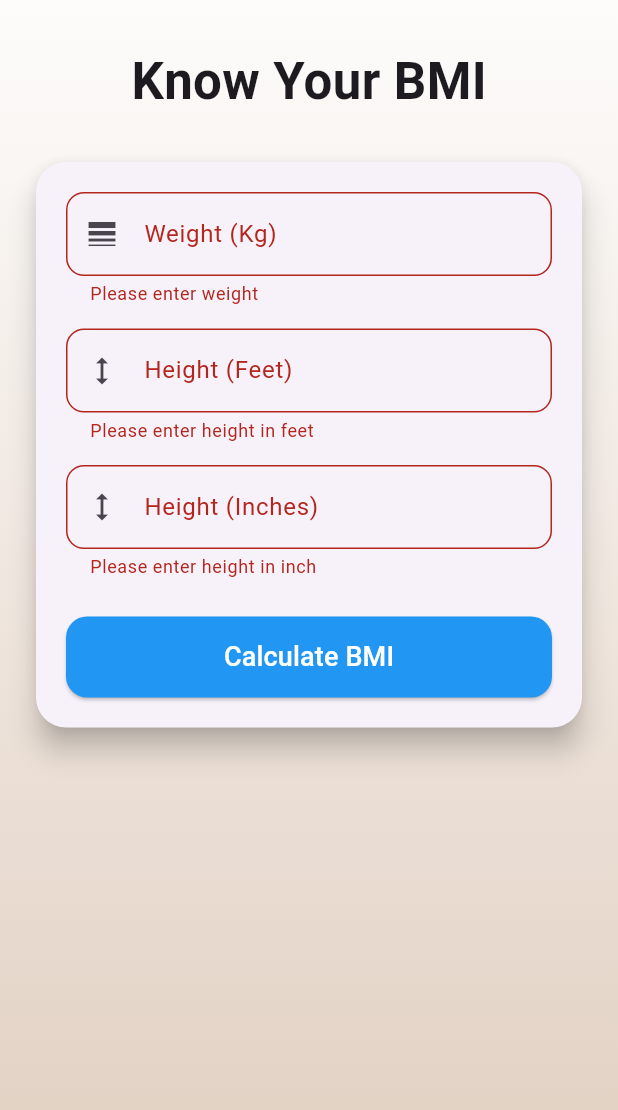
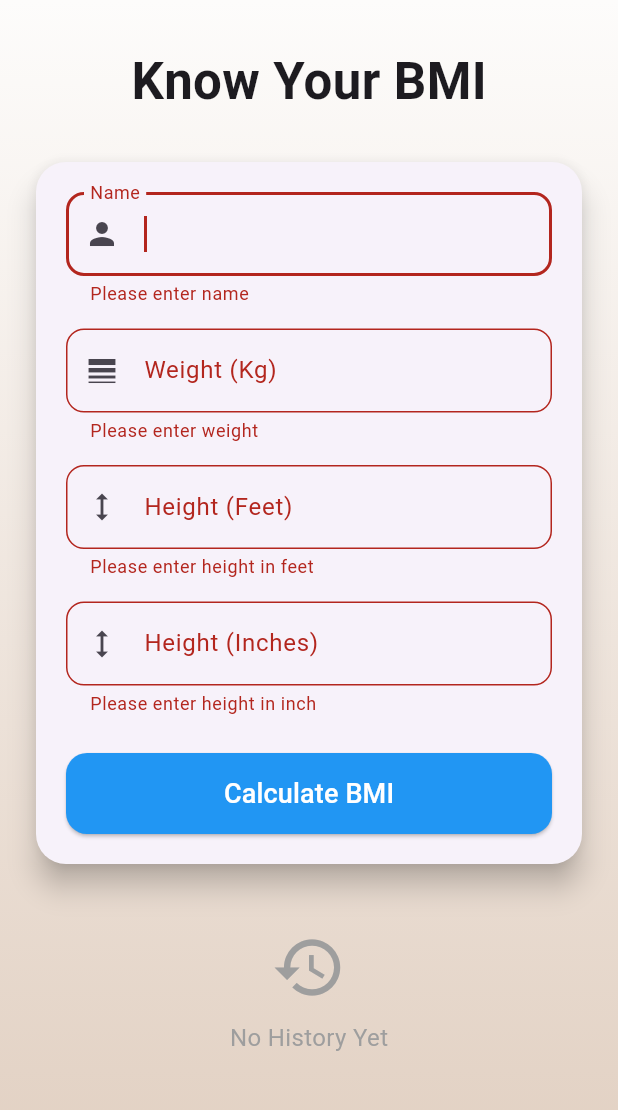
Before and after one commit to Mukesh-mishra28/flutter-bmi-calculator, a Flutter app: the screen it shows after launch, after a tap on "Calculate BMI", on a phone screen of 412 x 824 dp, the part 84-1194 px from its top. Run offline on Flutter 3.47's test engine with Material 3 defaults, Android fonts, the phone set to English and light mode, and no system bars; our stand-ins replace shared_preferences.

Commit message:
implement BMI history with SharedPreferences, dynamic result colors, focus control and UI improvements

```diff
--- /dev/null
+++ b/lib/bmi_model.dart
@@ -0,0 +1,33 @@
+import 'package:flutter/material.dart';
+
+class BMIModel {
+  final String name;
+  final String result;
+  final String date;
+  final int bgColor;
+
+  BMIModel({
+    required this.name,
+    required this.result,
+    required this.date,
+    required this.bgColor,
+  });
+
+  Map<String, dynamic> toJson() {
+    return {
+      'name': name,
+      'result': result,
+      'date': date,
+      'bgColor': bgColor,
+    };
+  }
+
+  factory BMIModel.fromJson(Map<String, dynamic> json) {
+    return BMIModel(
+      name: json['name'],
+      result: json['result'],
+      date: json['date'],
+      bgColor: json['bgColor'] ?? Colors.blue.toARGB32(),
+    );
+  }
+}
--- a/lib/main.dart
+++ b/lib/main.dart
@@ -1,7 +1,10 @@
-// import 'package:flutter/foundation.dart';
 import 'package:flutter/material.dart';
 import 'package:flutter_bmi_calculator/result_page.dart';
 import 'package:flutter_bmi_calculator/splash_page.dart';
+import 'dart:convert';
+import 'package:shared_preferences/shared_preferences.dart';
+import 'bmi_model.dart';
+import 'package:intl/intl.dart';
 
 void main() {
   runApp(const MyApp());
@@ -27,27 +30,315 @@ class MyHomePage extends StatefulWidget {
 }
 
 class _MyHomePageState extends State<MyHomePage> {
+
+  final FocusNode nameFocus = FocusNode();
+  final FocusNode wtFocus = FocusNode();
+  final FocusNode ftFocus = FocusNode();
+  final FocusNode inchFocus = FocusNode();
+
   var wtController = TextEditingController();
   var ftController = TextEditingController();
   var inController = TextEditingController();
+  var nameController = TextEditingController();
 
   String? wtError;
   String? ftError;
   String? inchError;
+  String? nameError;
 
   var result = "";
 
   RangeValues values = RangeValues(0, 10);
 
+  List<BMIModel> historyList = [];
+
+  Future<void> saveHistory(BMIModel model) async {
+    final prefs = await SharedPreferences.getInstance();
+    List<String> history = prefs.getStringList('bmi_history') ?? [];
+    history.add(jsonEncode(model.toJson()));
+    await prefs.setStringList('bmi_history', history);
+  }
+
+  Future<void> loadHistory() async {
+    final prefs = await SharedPreferences.getInstance();
+    List<String> history = prefs.getStringList('bmi_history') ?? [];
+
+    historyList = history
+        .map((item) => BMIModel.fromJson(jsonDecode(item)))
+        .toList()
+        .reversed
+        .toList();
+    setState(() {});
+  }
+
+  Future<void> clearHistory() async {
+    final prefs = await SharedPreferences.getInstance();
+    await prefs.remove('bmi_history');
+    historyList.clear();
+    setState(() {});
+  }
+
+  Future<void> confirmClear() async {
+    showDialog(
+      context: context,
+      builder: (_) => AlertDialog(
+        title: Text("Delete History?"),
+        content: Text("Are you sure you want to clear all history?"),
+        actions: [
+          TextButton(
+            onPressed: () => Navigator.pop(context),
+            child: Text("Cancel"),
+          ),
+          TextButton(
+            onPressed: () async {
+              Navigator.pop(context);
+              await clearHistory();
+            },
+            child: Text("Delete"),
+          ),
+        ],
+      ),
+    );
+  }
+
+  @override
+  void initState() {
+    super.initState();
+    loadHistory();
+
+    WidgetsBinding.instance.addPostFrameCallback((_) {
+      FocusScope.of(context).requestFocus(nameFocus);
+    });
+  }
+
+  @override
+  void dispose() {
+    nameFocus.dispose();
+    wtFocus.dispose();
+    ftFocus.dispose();
+    inchFocus.dispose();
+    super.dispose();
+  }
+
+  Future<void> calculateBMI() async {
+
+    var wt = wtController.text.trim();
+    var ft = ftController.text.trim();
+    var inch = inController.text.trim();
+    var name = nameController.text.trim();
+
+    wtError = null;
+    ftError = null;
+    inchError = null;
+    nameError = null;
+
+    bool hasError = false;
+
+    if (name.isEmpty) {
+      nameError = "Please enter name";
+      hasError = true;
+    }
+
+    if (wt.isEmpty) {
+      wtError = 'Please enter weight';
+      hasError = true;
+    }
+
+    if (ft.isEmpty) {
+      ftError = 'Please enter height in feet';
+      hasError = true;
+    }
+
+    if (inch.isEmpty) {
+      inchError = 'Please enter height in inch';
+      hasError = true;
+    }
+
+    setState(() {});
+    if (hasError) return;
+
+    var iWt = int.parse(wt);
+    var iFt = int.parse(ft);
+    var iInch = int.parse(inch);
+
+    if (iWt <= 0) {
+      setState(() {
+        wtError = "Weight must be greater than 0";
+      });
+      return;
+    }
+
+    if (iFt <= 0 && iInch <= 0) {
+      setState(() {
+        ftError = "Invalid height";
+        inchError = "Invalid height";
+      });
+      return;
+    }
+
+    var tInch = (iFt * 12) + iInch;
+    var tCm = tInch * 2.54;
+    var tM = tCm / 100;
+    var bmi = iWt / (tM * tM);
+
+    String msg;
+    Color bg;
+    String advice = "";
+    double targetBMI;
+
+    if (bmi >= 25) {
+      targetBMI = 24.9;
+    } else if (bmi < 18.5) {
+      targetBMI = 18.5;
+    } else {
+      targetBMI = bmi;
+    }
+
+    double targetWeight = targetBMI * (tM * tM);
+    double diff = (iWt - targetWeight).abs();
+
+    if (bmi >= 25) {
+      msg = "You are OverWeight!!";
+      bg = Colors.orange.shade200;
+      advice = "You need to lose: ${diff.toStringAsFixed(1)} kg";
+    } else if (bmi < 18.5) {
+      msg = "You are UnderWeight!!";
+      bg = Colors.redAccent.shade200;
+      advice = "You need to gain: ${diff.toStringAsFixed(1)} kg";
+    } else {
+      msg = "You are Healthy!!";
+      bg = Colors.green.shade200;
+      advice = "Your weight is perfectly normal";
+    }
+
+    final finalResult =
+        "$msg\nYour BMI: ${bmi.toStringAsFixed(2)}\n$advice";
+
+    await saveHistory(
+      BMIModel(
+        name: name,
+        result: finalResult,
+        bgColor: bg.toARGB32(),
+        date: DateFormat('dd MMM yyyy – hh:mm a')
+            .format(DateTime.now()),
+      ),
+    );
+
+    await loadHistory();
+
+    if (!mounted) return;
+
+    final shouldClear = await Navigator.push(
+      context,
+      MaterialPageRoute(
+        builder: (context) =>
+            ResultPage(name, finalResult, bg),
+      ),
+    );
+    if (!mounted) return;
+
+    if (shouldClear == true) {
+      wtController.clear();
+      ftController.clear();
+      inController.clear();
+      nameController.clear();
+      FocusScope.of(context).requestFocus(nameFocus);
+    }
+  }
+
+  Widget buildHistorySection() {
+    if (historyList.isEmpty) {
+      return Column(
+        children: [
+          SizedBox(height: 40),
+          Icon(Icons.history, size: 50, color: Colors.grey),
+          SizedBox(height: 10),
+          Text(
+            "No History Yet",
+            style: TextStyle(
+              fontSize: 16,
+              color: Colors.grey,
+            ),
+          ),
+        ],
+      );
+    }
+
+    return Column(
+      crossAxisAlignment: CrossAxisAlignment.start,
+      children: [
+        SizedBox(height: 30),
+
+        Row(
+          mainAxisAlignment: MainAxisAlignment.spaceBetween,
+          children: [
+            Text(
+              "History",
+              style: TextStyle(
+                fontSize: 22,
+                fontWeight: FontWeight.bold,
+              ),
+            ),
+
+            ElevatedButton.icon(
+              style: ElevatedButton.styleFrom(
+                backgroundColor: Colors.red.shade500,
+                padding: EdgeInsets.symmetric(horizontal: 12, vertical: 8),
+              ),
+              onPressed: confirmClear,
+              icon: Icon(Icons.delete, size: 18, color: Colors.white),
+              label: Text("Clear", style: TextStyle(color: Colors.white)),
+            ),
+          ],
+        ),
+
+        SizedBox(height: 10),
+
+        ListView.builder(
+          shrinkWrap: true,
+          physics: NeverScrollableScrollPhysics(),
+          itemCount: historyList.length,
+          itemBuilder: (context, index) {
+            final item = historyList[index];
+
+            return Card(
+              elevation: 3,
+              shape: RoundedRectangleBorder(
+                borderRadius: BorderRadius.circular(12),
+              ),
+              child: ListTile(
+                leading: CircleAvatar(
+                  backgroundColor: Color(item.bgColor),
+                  child: Icon(Icons.person, color: Colors.white),
+                ),
+                title: Text(item.name),
+                subtitle: Text(item.date),
+                trailing: Icon(Icons.arrow_forward_ios, size: 16),
+                onTap: () {
+                  Navigator.push(
+                    context,
+                    MaterialPageRoute(
+                      builder: (_) =>
+                          ResultPage(
+                            item.name,
+                            item.result,
+                            Color(item.bgColor),
+                          ),
+                    ),
+                  );
+                },
+              ),
+            );
+          },
+        ),
+      ],
+    );
+  }
+
+
   @override
   Widget build(BuildContext context) {
 
-
-    RangeLabels labels = RangeLabels(
-      values.start.toString(),
-      values.end.toString(),
-
-    );
 
     return Scaffold(
       appBar: AppBar(
@@ -83,6 +374,7 @@ class _MyHomePageState extends State<MyHomePage> {
                 ),
 
                 const SizedBox(height: 25),
+
                 Card(
                   elevation: 8,
                   shape: RoundedRectangleBorder(
@@ -94,7 +386,42 @@ class _MyHomePageState extends State<MyHomePage> {
                       children: [
 
                         TextField(
+                          controller: nameController,
+                          focusNode: nameFocus,
+                          textInputAction: TextInputAction.next,
+                          onSubmitted: (_) {
+                            FocusScope.of(context).requestFocus(wtFocus);
+                          },
+                          keyboardType: TextInputType.text,
+                          onChanged: (value){
+                            if(value.isNotEmpty && nameError != null){
+                              setState(() {
+                                nameError=null;
+                              });
+
+                            }
+                          },
+                          decoration: InputDecoration(
+                            prefixIcon: Icon(Icons.person),
+                            labelText: 'Name',
+                            errorText: nameError,
+                            border: OutlineInputBorder(
+                              borderRadius: BorderRadius.circular(12),
+                            )
+                          ),
+
+
+                        ),
+
+                        const SizedBox(height: 15),
+
+                        TextField(
                           controller: wtController,
+                          focusNode: wtFocus,
+                          textInputAction: TextInputAction.next,
+                          onSubmitted: (_) {
+                            FocusScope.of(context).requestFocus(ftFocus);
+                          },
                           keyboardType: TextInputType.number,
                           onChanged: (value){
                             if(value.isNotEmpty && wtError != null){
@@ -118,6 +445,11 @@ class _MyHomePageState extends State<MyHomePage> {
 
                         TextField(
                           controller: ftController,
+                          focusNode: ftFocus,
+                          textInputAction: TextInputAction.next,
+                          onSubmitted: (_) {
+                            FocusScope.of(context).requestFocus(inchFocus);
+                          },
                           keyboardType: TextInputType.number,
                           onChanged: (value){
                             if(value.isNotEmpty && ftError != null){
@@ -141,6 +473,12 @@ class _MyHomePageState extends State<MyHomePage> {
 
                         TextField(
                           controller: inController,
+                          focusNode: inchFocus,
+                          textInputAction: TextInputAction.done,
+                          onSubmitted: (_) {
+                            FocusScope.of(context).unfocus();
+                            calculateBMI();
+                          },
                           keyboardType: TextInputType.number,
                           onChanged: (value){
                             if(value.isNotEmpty && inchError != null){
@@ -173,110 +511,7 @@ class _MyHomePageState extends State<MyHomePage> {
                                 borderRadius: BorderRadius.circular(14),
                               ),
                             ),
-                            onPressed: () async {
-                              var wt = wtController.text.trim();
-                              var ft = ftController.text.trim();
-                              var inch = inController.text.trim();
-
-                              wtError = null;
-                              ftError = null;
-                              inchError = null;
-
-                              bool hasError = false;
-
-                              if(wt.isEmpty){
-                                wtError='Please enter weight';
-                                hasError = true;
-                              }
-
-                              if(ft.isEmpty){
-                                ftError='Please enter height in feet';
-                                hasError = true;
-                              }
-                              if(inch.isEmpty){
-                                inchError='Please enter height in inch';
-                                hasError = true;
-                              }
-
-                              setState(() {
-                              });
-                              if(hasError)return;
-
-                              var iWt = int.parse(wt);
-                              var iFt = int.parse(ft);
-                              var iInch = int.parse(inch);
-
-                              if (iWt <= 0) {
-                                setState(() {
-                                  wtError = "Weight must be greater than 0";
-                                });
-                                return;
-                              }
-
-                              if (iFt <= 0 && iInch <= 0) {
-                                setState(() {
-                                  ftError = "Invalid height";
-                                  inchError = "Invalid height";
-                                });
-                                return;
-                              }
-
-                              var tInch = (iFt * 12) + iInch;
-                              var tCm = tInch * 2.54;
-                              var tM = tCm / 100;
-                              var bmi = iWt / (tM * tM);
-
-                              String msg;
-                              Color bg;
-                              String advice = "";
-                              double targetBMI;
-
-                              if (bmi >= 25) {
-                                targetBMI = 24.9;
-                              } else if (bmi < 18.5) {
-                                targetBMI = 18.5;
-                              } else {
-                                targetBMI = bmi;
-                              }
-
-                              double targetWeight = targetBMI * (tM * tM);
-                              double diff = (iWt - targetWeight).abs();
-
-                              if (bmi >= 25) {
-                                msg = "You are OverWeight!!";
-                                bg = Colors.orange.shade200;
-                                advice = "You need to lose: ${diff.toStringAsFixed(1)} kg";
-                              } else if (bmi < 18.5) {
-                                msg = "You are UnderWeight!!";
-                                bg = Colors.redAccent.shade200;
-                                advice = "You need to gain: ${diff.toStringAsFixed(1)} kg";
-                              } else {
-                                msg = "You are Healthy!!";
-                                bg = Colors.green.shade200;
-                                advice = "Your weight is perfectly normal";
-                              }
-
-
-                              final finalResult =
-                                  "$msg\nYour BMI: ${bmi.toStringAsFixed(2)}\n$advice";
-
-                              final shouldClear = await Navigator.push(
-                                context,
-                                MaterialPageRoute(
-                                  builder: (context) =>
-                                      ResultPage(finalResult, bg),
-                                ),
-                              );
-
-                              if (shouldClear == true) {
-                                setState(() {
-                                  wtController.clear();
-                                  ftController.clear();
-                                  inController.clear();
-                                  result = "";
-                                });
-                              }
-                            },
+                            onPressed: calculateBMI,
                             child: Text(
                               'Calculate BMI',
                               style: TextStyle(fontSize: 18),
@@ -289,6 +524,8 @@ class _MyHomePageState extends State<MyHomePage> {
                 ),
 
 
+                buildHistorySection(),
+
               ],
             ),
           ),
--- a/pubspec.yaml
+++ b/pubspec.yaml
@@ -35,7 +35,9 @@ dependencies:
   # Use with the CupertinoIcons class for iOS style icons.
   cupertino_icons: ^1.0.8
   font_awesome_flutter: ^10.12.0
-  intl: ^0.20.2
+  intl: ^0.18.1
+  shared_preferences: ^2.2.2
+
 
 dev_dependencies:
   flutter_test:
@@ -47,6 +49,7 @@ dev_dependencies:
   # package. See that file for information about deactivating specific lint
   # rules and activating additional ones.
   flutter_lints: ^6.0.0
+
 
 
 # For information on the generic Dart part of this file, see the
```
Also changed, not shown: lib/custom_widget/widegtbutton.dart (deleted, +0 -49 lines), lib/result_page.dart (+19 -1 lines), pubspec.lock, 18 other files.
